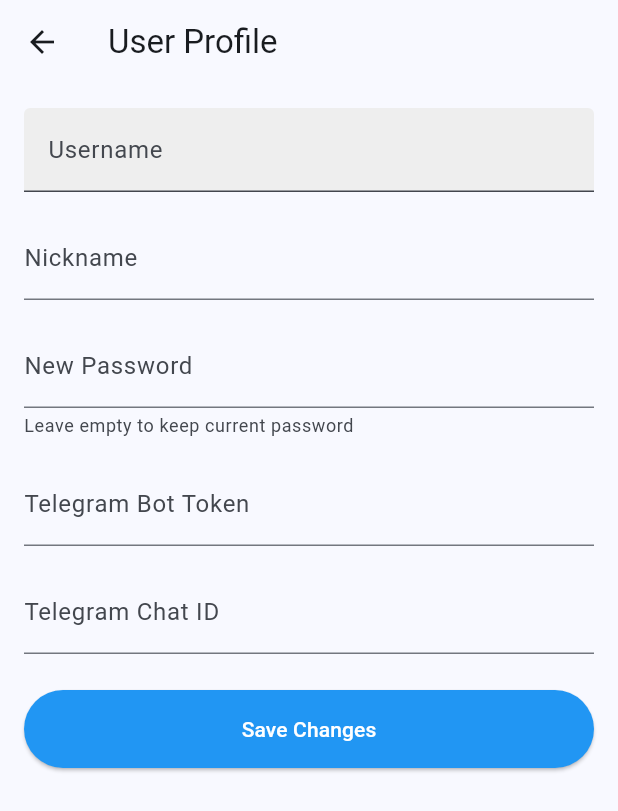
After one commit to gavinkaihuang/PayRecordApp, a Flutter app: the SettingsScreen screen opened directly, after a tap on "User Profile", on a phone screen of 412 x 824 dp. The commit adds this screen. Shown: the top 811 px of the screen. Run offline on Flutter 3.47's test engine with Material 3 defaults, Android fonts, the phone set to English and light mode, and no system bars; our stand-ins replace dio, image_picker, scrollable_positioned_list, shared_preferences, table_calendar; accounts and stored records are empty; network calls fail.

Commit message:
调整用户信息更新

```diff
--- a/lib/providers/auth_provider.dart
+++ b/lib/providers/auth_provider.dart
@@ -2,6 +2,7 @@ import 'package:flutter/material.dart';
 import 'package:shared_preferences/shared_preferences.dart';
 import '../services/api_service.dart';
 import '../models/user.dart';
+import '../services/log_service.dart';
 
 class AuthProvider with ChangeNotifier {
   final ApiService _apiService = ApiService();
@@ -34,6 +35,9 @@ class AuthProvider with ChangeNotifier {
         final token = data['token'] ?? data['access_token'];
 
         if (token != null) {
+          if (ApiService.isDevMode) {
+             print('====== [UserOp] Login Success. Token: $token ======');
+          }
           // Always save token for persistent login as requested
           final prefs = await SharedPreferences.getInstance();
           await prefs.setString('token', token);
@@ -52,6 +56,9 @@ class AuthProvider with ChangeNotifier {
   }
 
   Future<void> logout() async {
+    if (ApiService.isDevMode) {
+      LogService().addLog('UserOp: Logging out, clearing token...');
+    }
     final prefs = await SharedPreferences.getInstance();
     await prefs.remove('token');
     await prefs.remove('username');
--- /dev/null
+++ b/lib/screens/settings_screen.dart
@@ -0,0 +1,85 @@
+import 'package:flutter/material.dart';
+import 'package:provider/provider.dart';
+import '../providers/auth_provider.dart';
+import 'user_profile_screen.dart';
+import 'log_screen.dart';
+import 'login_screen.dart';
+
+class SettingsScreen extends StatelessWidget {
+  const SettingsScreen({super.key});
+
+  void _logout(BuildContext context) async {
+    final authProvider = Provider.of<AuthProvider>(context, listen: false);
+    await authProvider.logout();
+
+    if (context.mounted) {
+       Navigator.of(context).pushAndRemoveUntil(
+        MaterialPageRoute(builder: (context) => const LoginScreen()),
+        (route) => false,
+      );
+    }
+  }
+
+  @override
+  Widget build(BuildContext context) {
+    return Scaffold(
+      appBar: AppBar(title: const Text('Settings')),
+      body: ListView(
+        children: [
+          ListTile(
+            leading: const Icon(Icons.person),
+            title: const Text('User Profile'),
+            trailing: const Icon(Icons.arrow_forward_ios, size: 16),
+            onTap: () {
+              Navigator.push(
+                context,
+                MaterialPageRoute(builder: (context) => const UserProfileScreen())
+              );
+            },
+          ),
+          const Divider(),
+          ListTile(
+            leading: const Icon(Icons.list_alt),
+            title: const Text('Operation Logs'),
+            trailing: const Icon(Icons.arrow_forward_ios, size: 16),
+            onTap: () {
+              Navigator.push(
+                context,
+                MaterialPageRoute(builder: (context) => const LogScreen())
+              );
+            },
+          ),
+          const Divider(),
+          ListTile(
+            leading: const Icon(Icons.logout, color: Colors.red),
+            title: const Text('Logout', style: TextStyle(color: Colors.red)),
+            onTap: () => _showLogoutDialog(context),
+          ),
+        ],
+      ),
+    );
+  }
+
+  void _showLogoutDialog(BuildContext context) {
+    showDialog(
+      context: context,
+      builder: (ctx) => AlertDialog(
+        title: const Text('Logout'),
+        content: const Text('Are you sure you want to logout?'),
+        actions: [
+          TextButton(
+            onPressed: () => Navigator.pop(ctx),
+            child: const Text('Cancel')
+          ),
+          TextButton(
+            onPressed: () {
+              Navigator.pop(ctx);
+              _logout(context);
+            },
+            child: const Text('Logout', style: TextStyle(color: Colors.red))
+          ),
+        ],
+      ),
+    );
+  }
+}
--- /dev/null
+++ b/lib/screens/user_profile_screen.dart
@@ -0,0 +1,158 @@
+import 'package:flutter/material.dart';
+import '../services/api_service.dart';
+
+class UserProfileScreen extends StatefulWidget {
+  const UserProfileScreen({super.key});
+
+  @override
+  _UserProfileScreenState createState() => _UserProfileScreenState();
+}
+
+class _UserProfileScreenState extends State<UserProfileScreen> {
+  final _formKey = GlobalKey<FormState>();
+  final _usernameController = TextEditingController();
+  final _nicknameController = TextEditingController();
+  final _passwordController = TextEditingController();
+  final _telegramTokenController = TextEditingController();
+  final _telegramChatIdController = TextEditingController();
+
+  bool _isLoading = false;
+  final ApiService _apiService = ApiService();
+
+  @override
+  void initState() {
+    super.initState();
+    _fetchProfile();
+  }
+
+  @override
+  void dispose() {
+    _usernameController.dispose();
+    _nicknameController.dispose();
+    _passwordController.dispose();
+    _telegramTokenController.dispose();
+    _telegramChatIdController.dispose();
+    super.dispose();
+  }
+
+  Future<void> _fetchProfile() async {
+    setState(() => _isLoading = true);
+    try {
+      final response = await _apiService.getProfile();
+      if (response.statusCode == 200 && response.data != null) {
+        final data = response.data;
+        _usernameController.text = data['username'] ?? '';
+        _nicknameController.text = data['nickname'] ?? '';
+        _telegramTokenController.text = data['telegramToken'] ?? '';
+        _telegramChatIdController.text = data['telegramChatId'] ?? '';
+      }
+    } catch (e) {
+      if (ApiService.isDevMode) print('Fetch profile error: $e');
+      // Ignore error or show snackbar. 404 means no profile yet, which is fine.
+    } finally {
+      if (mounted) setState(() => _isLoading = false);
+    }
+  }
+
+  Future<void> _save() async {
+    if (!_formKey.currentState!.validate()) return;
+
+    setState(() => _isLoading = true);
+    try {
+      final Map<String, dynamic> data = {
+        'nickname': _nicknameController.text,
+        if (_passwordController.text.isNotEmpty) 'password': _passwordController.text,
+        'telegramToken': _telegramTokenController.text,
+        'telegramChatId': _telegramChatIdController.text,
+      };
+
+      final response = await _apiService.updateProfile(data);
+      if (response.statusCode == 200) {
+        if (mounted) {
+          ScaffoldMessenger.of(context).showSnackBar(
+            const SnackBar(content: Text('Profile updated successfully!')),
+          );
+        }
+      } else {
+         if (mounted) {
+          ScaffoldMessenger.of(context).showSnackBar(
+            SnackBar(content: Text('Failed to update: ${response.statusCode}')),
+          );
+        }
+      }
+    } catch (e) {
+      if (mounted) {
+        ScaffoldMessenger.of(context).showSnackBar(
+          SnackBar(content: Text('Error: $e')),
+        );
+      }
+    } finally {
+      if (mounted) setState(() => _isLoading = false);
+    }
+  }
+
+  @override
+  Widget build(BuildContext context) {
+    return Scaffold(
+      appBar: AppBar(title: const Text('User Profile')),
+      body: _isLoading
+        ? const Center(child: CircularProgressIndicator())
+        : SingleChildScrollView(
+            padding: const EdgeInsets.all(16),
+            child: Form(
+              key: _formKey,
+              child: Column(
+                children: [
+                   TextFormField(
+                    controller: _usernameController,
+                    decoration: const InputDecoration(
+                      labelText: 'Username',
+                      filled: true,
+                      fillColor: Color(0xFFEEEEEE),
+                    ),
+                    readOnly: true,
+                  ),
+                  const SizedBox(height: 16),
+                  TextFormField(
+                    controller: _nicknameController,
+                    decoration: const InputDecoration(labelText: 'Nickname'),
+                  ),
+                  const SizedBox(height: 16),
+                  TextFormField(
+                    controller: _passwordController,
+                    decoration: const InputDecoration(
+                      labelText: 'New Password',
+                      helperText: 'Leave empty to keep current password'
+                    ),
+                    obscureText: true,
+                  ),
+                  const SizedBox(height: 16),
+                  TextFormField(
+                    controller: _telegramTokenController,
+                    decoration: const InputDecoration(labelText: 'Telegram Bot Token'),
+                  ),
+                  const SizedBox(height: 16),
+                  TextFormField(
+                    controller: _telegramChatIdController,
+                    decoration: const InputDecoration(labelText: 'Telegram Chat ID'),
+                  ),
+                  const SizedBox(height: 24),
+                  SizedBox(
+                    width: double.infinity,
+                    child: ElevatedButton(
+                      onPressed: _save,
+                      style: ElevatedButton.styleFrom(
+                        padding: const EdgeInsets.symmetric(vertical: 16),
+                        backgroundColor: Colors.blue,
+                        foregroundColor: Colors.white,
+                      ),
+                      child: const Text('Save Changes'),
+                    ),
+                  ),
+                ],
+              ),
+            ),
+          ),
+    );
+  }
+}
--- /dev/null
+++ b/lib/services/log_service.dart
@@ -0,0 +1,40 @@
+import 'dart:collection';
+
+class LogEntry {
+  final DateTime timestamp;
+  final String message;
+
+  LogEntry(this.message) : timestamp = DateTime.now();
+
+  @override
+  String toString() {
+    return '[${timestamp.toIso8601String()}] $message';
+  }
+}
+
+class LogService {
+  static final LogService _instance = LogService._internal();
+  factory LogService() => _instance;
+  LogService._internal();
+
+  final List<LogEntry> _logs = [];
+
+  // Expose as unmodifiable info if needed, or copy
+  List<LogEntry> get logs => UnmodifiableListView(_logs);
+
+  void addLog(String message) {
+    // Keep logs within reasonable size if memory is concern, e.g. 500
+    if (_logs.length >= 1000) {
+      _logs.removeAt(0);
+    }
+    final entry = LogEntry(message);
+    _logs.add(entry);
+
+    // Also print to console for dev
+    print(entry.toString());
+  }
+
+  void clearLogs() {
+    _logs.clear();
+  }
+}
```
Also changed, not shown: lib/providers/bill_provider.dart (+15 -64 lines), lib/screens/bill_form_screen.dart (+15 -13 lines), lib/screens/dashboard_screen.dart (+69 -12 lines), lib/screens/log_screen.dart (added, +43 -0 lines), lib/screens/login_screen.dart (+16 -2 lines), lib/services/api_service.dart (+20 -15 lines), lib/widgets/bill_item.dart (+14 -5 lines).
